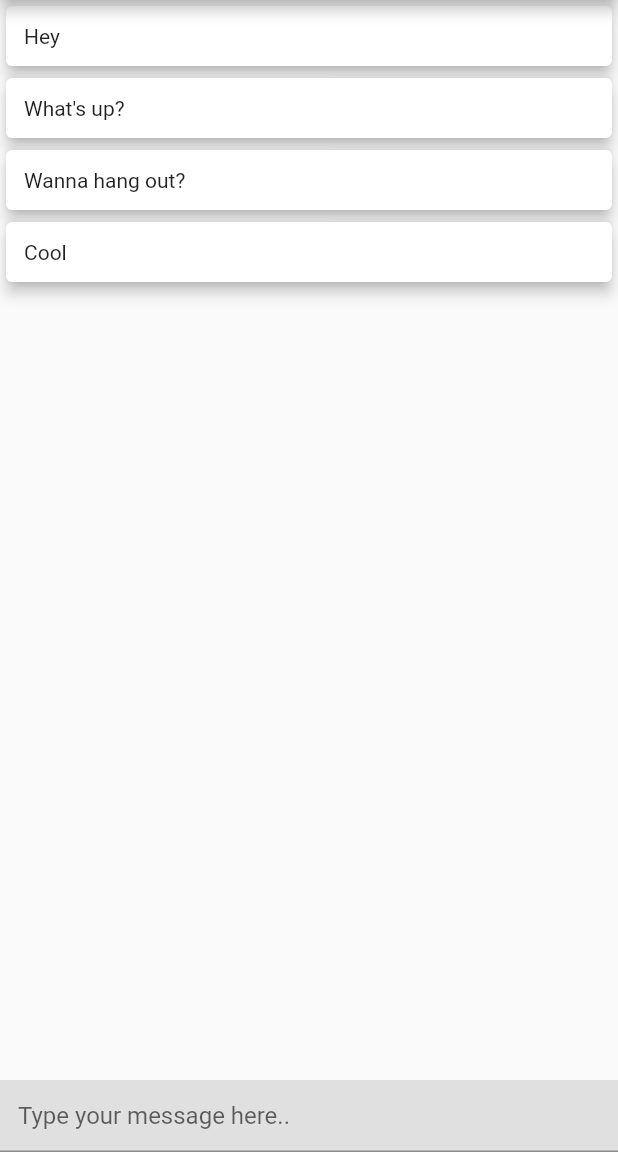
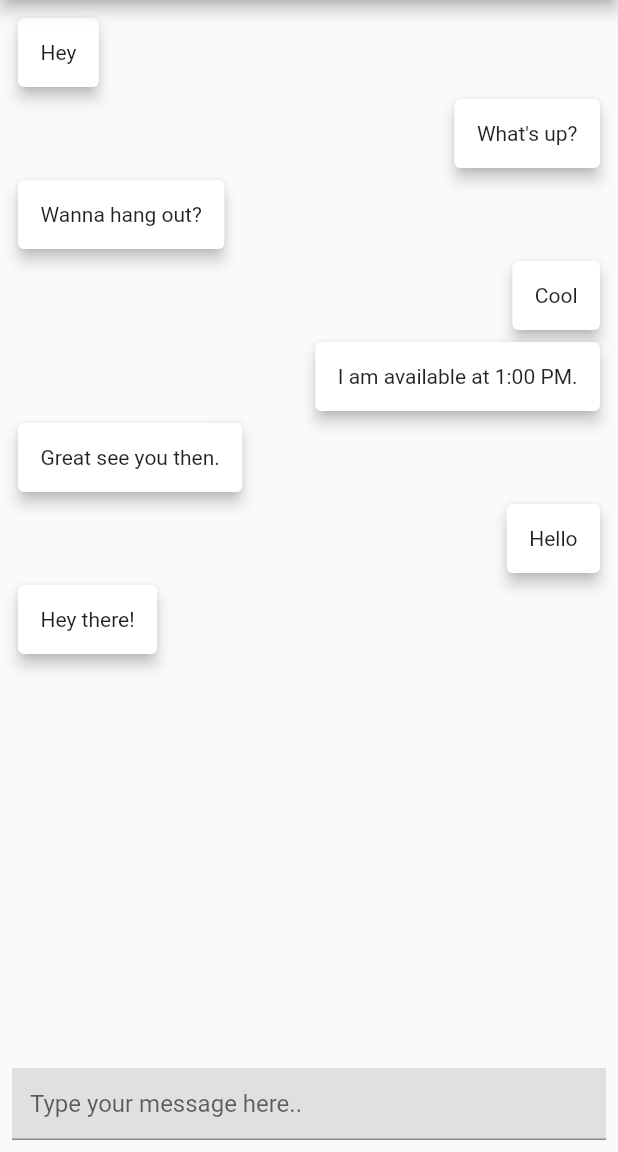
Before and after one commit to milkyascodes/flutter_chat_ui, a Flutter app: the screen it shows after launch, on a phone screen of 412 x 824 dp, the part 84-1236 px from its top. Run offline on Flutter 3.47's test engine with Material 2 defaults, Android fonts, the light colour scheme and no system bars; drawn by our look-alikes of grouped_list.

Commit message:
aligned messages depending on the sender

```diff
--- a/lib/chat_screen.dart
+++ b/lib/chat_screen.dart
@@ -15,6 +15,12 @@ class ChatScreen extends StatefulWidget {
 
 class _ChatScreenState extends State<ChatScreen> {
   var messages = [
+    Message('Hey there!', DateTime.now().subtract(Duration(minutes: 1)), false),
+    Message('Hello', DateTime.now().subtract(Duration(minutes: 1)), true),
+    Message('Great see you then.',
+        DateTime.now().subtract(Duration(minutes: 1)), false),
+    Message('I am available at 1:00 PM.',
+        DateTime.now().subtract(Duration(minutes: 1)), true),
     Message('Cool', DateTime.now().subtract(Duration(minutes: 1)), true),
     Message('Wanna hang out?', DateTime.now().subtract(Duration(minutes: 1)),
         false),
@@ -27,18 +33,25 @@ class _ChatScreenState extends State<ChatScreen> {
       appBar: AppBar(
         title: Text(widget.title),
       ),
-      body: Column(
+      body: Padding(
+        padding: const EdgeInsets.all(8.0),
+        child: Column(
           children: [
             Expanded(
               child: GroupedListView<Message, DateTime>(
                 elements: messages,
                 groupBy: (message) => DateTime(2022),
                 groupHeaderBuilder: (Message message) => SizedBox(),
-              itemBuilder: (context, Message message) => Card(
+                itemBuilder: (context, Message message) => Align(
+                  alignment: message.isSentByMe
+                      ? Alignment.centerRight
+                      : Alignment.centerLeft,
+                  child: Card(
                     elevation: 4,
                     child: Padding(
-                  padding: EdgeInsets.all(12),
+                      padding: EdgeInsets.all(15),
                       child: Text(message.text),
+                    ),
                   ),
                 ),
               ),
@@ -53,6 +66,7 @@ class _ChatScreenState extends State<ChatScreen> {
             ),
           ],
         ),
+      ),
     );
   }
 }
```
Lines whose indentation alone changed are shown as unchanged.
